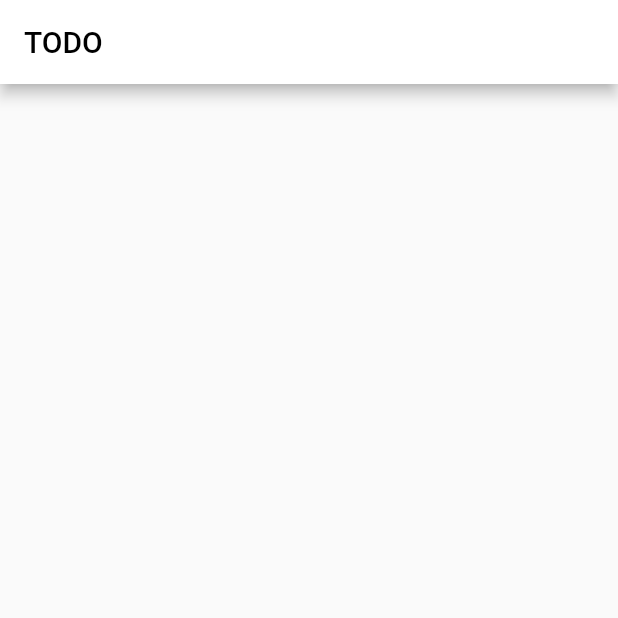
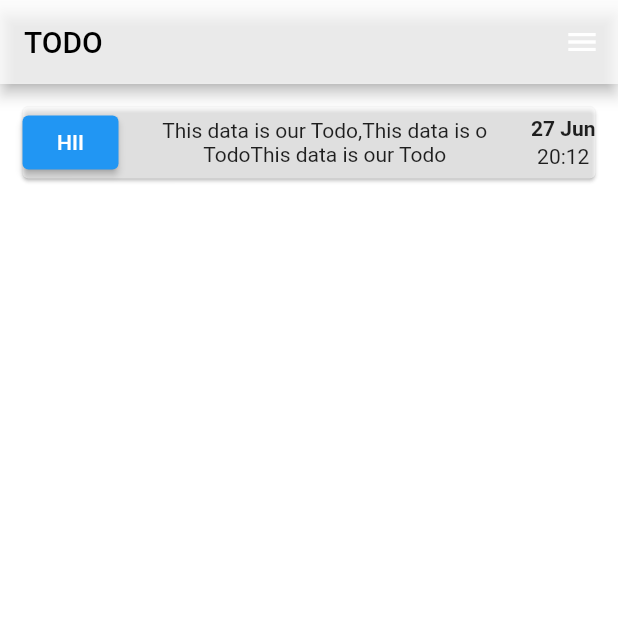
Before and after one commit to zulayqoh/task-manager-flutter, a Flutter app: the screen it shows after launch, on a phone screen of 412 x 824 dp, the top half of it. Run offline on Flutter 3.47's test engine with Material 2 defaults, Android fonts, the phone set to English and light mode, and no system bars.

Commit message:
create taskcard

```diff
--- a/analysis_options.yaml
+++ b/analysis_options.yaml
@@ -22,6 +22,9 @@ linter:
   # `// ignore_for_file: name_of_lint` syntax on the line or in the file
   # producing the lint.
   rules:
+    prefer_const_constructors_in_immutables: false
+    prefer_const_constructors: false
+    prefer_constructors_over_static_methods: false
     # avoid_print: false  # Uncomment to disable the `avoid_print` rule
     # prefer_single_quotes: true  # Uncomment to enable the `prefer_single_quotes` rule
 
--- a/lib/main.dart
+++ b/lib/main.dart
@@ -1,4 +1,5 @@
 import 'package:flutter/material.dart';
+import 'package:task_manager/task_card.dart';
 
 void main() => runApp(const TaskManagerApp());
 
@@ -9,13 +10,16 @@ class TaskManagerApp extends StatelessWidget {
   Widget build(BuildContext context) {
     return MaterialApp(
       home: Scaffold(
+        backgroundColor: Colors.white,
         appBar: AppBar(
-          backgroundColor: Colors.white,
+          backgroundColor: Colors.white70,
           title: Text(
             'TODO',
             style: TextStyle(color: Colors.black),
           ),
         ),
+        endDrawer: Drawer(),
+        body: TaskCard(),
       ),
     );
   }
--- /dev/null
+++ b/lib/task_card.dart
@@ -0,0 +1,49 @@
+import 'package:flutter/material.dart';
+
+class TaskCard extends StatelessWidget {
+  const TaskCard({
+    Key? key,
+  }) : super(key: key);
+
+  @override
+  Widget build(BuildContext context) {
+    return Card(
+      color: Colors.white54,
+      margin: EdgeInsets.all(15.0),
+      child: Row(
+        mainAxisAlignment: MainAxisAlignment.spaceEvenly,
+        children: [
+          ElevatedButton(
+            onPressed: () {},
+            child: Text('HII'),
+          ),
+          SizedBox(width: 20.0),
+          Expanded(
+            child: Padding(
+              padding: const EdgeInsets.all(8.0),
+              child: Text(
+                'This data is our Todo,This data is o TodoThis data is our Todo',
+                textAlign: TextAlign.center,
+              ),
+            ),
+          ),
+          SizedBox(width: 20.0),
+          Column(
+            mainAxisAlignment: MainAxisAlignment.center,
+            mainAxisSize: MainAxisSize.min,
+            children: [
+              Text(
+                '27 Jun',
+                style: TextStyle(
+                  fontWeight: FontWeight.bold,
+                ),
+              ),
+              SizedBox(height: 3.0),
+              Text('20:12')
+            ],
+          ),
+        ],
+      ),
+    );
+  }
+}
```
